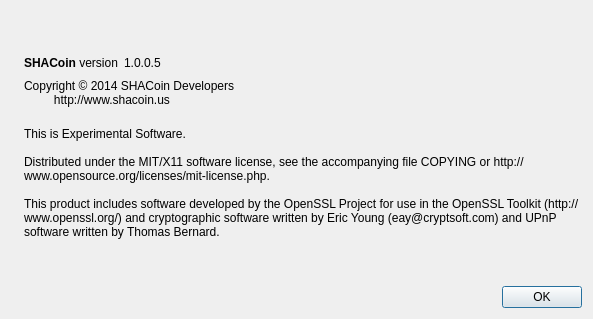
Above: src/qt/forms/aboutdialog.ui from AltcoinsBeta/SHACoin before the change. Below: the same form after it.
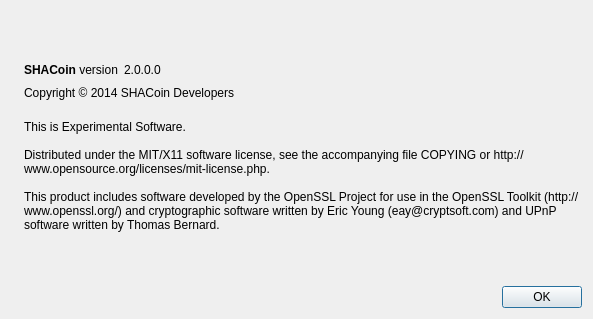
That is the form after the change. Icons and pictures are not drawn.

Patch:
```diff
--- a/src/qt/forms/aboutdialog.ui
+++ b/src/qt/forms/aboutdialog.ui
@@ -63,7 +63,7 @@
           <cursorShape>IBeamCursor</cursorShape>
          </property>
          <property name="text">
-          <string notr="true">1.0.0.5</string>
+          <string notr="true">2.0.0.0</string>
          </property>
          <property name="textInteractionFlags">
           <set>Qt::LinksAccessibleByMouse|Qt::TextSelectableByKeyboard|Qt::TextSelectableByMouse</set>
@@ -91,8 +91,7 @@
         <cursorShape>IBeamCursor</cursorShape>
        </property>
        <property name="text">
-        <string>Copyright © 2014 SHACoin Developers
-         http://www.shacoin.us</string>
+        <string>Copyright © 2014 SHACoin Developers</string>
        </property>
        <property name="textInteractionFlags">
         <set>Qt::LinksAccessibleByMouse|Qt::TextSelectableByKeyboard|Qt::TextSelectableByMouse</set>
```
